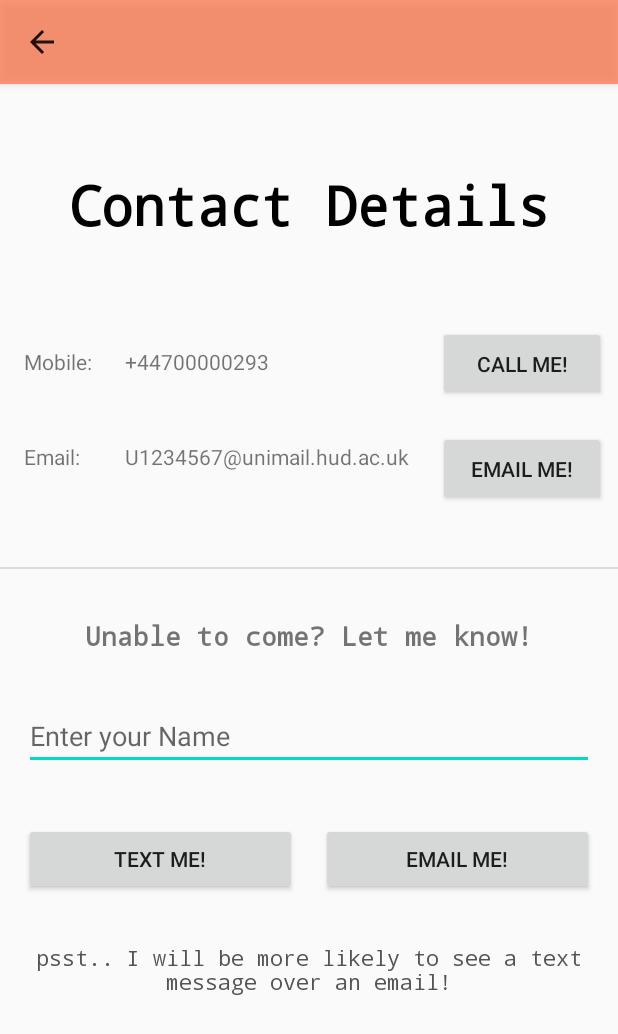
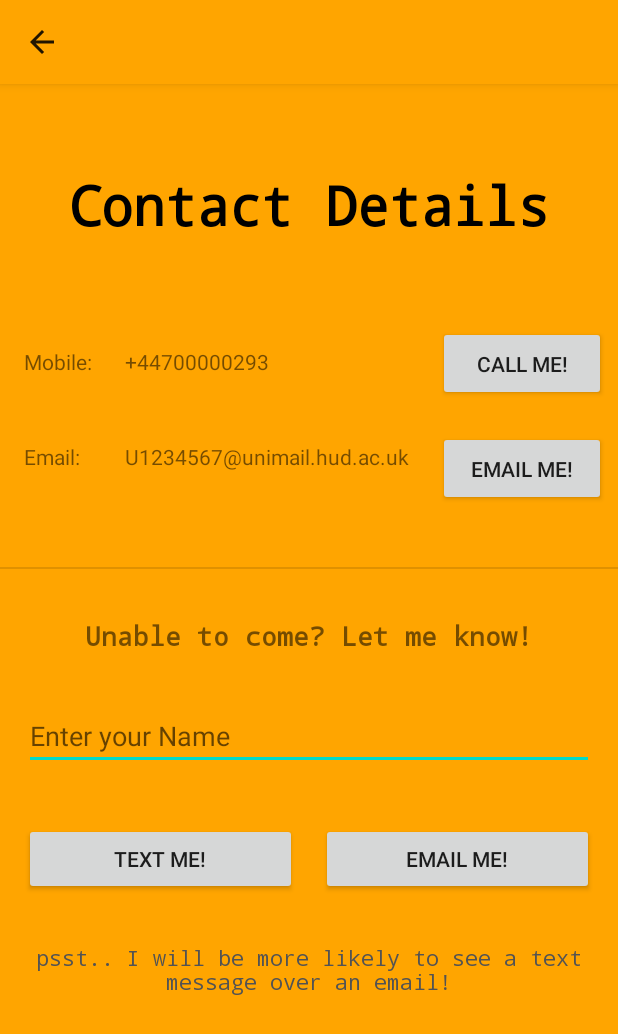
Before and after one commit to Haroon01/BirthdayApp, an Android app: the ContactActivity screen opened directly, with no data from a screen before it, on a phone screen of 412 x 824 dp. Shown: the top 1034 px of the screen. Run offline under Robolectric (Android 15) with nearby library versions, the phone set to English and light mode, and no system bars.

Commit message:
changed bg to orange

```diff
--- a/app/src/main/java/com/haroon/mybirthday/MainActivity.java
+++ b/app/src/main/java/com/haroon/mybirthday/MainActivity.java
@@ -16,8 +16,11 @@ public class MainActivity extends AppCompatActivity {
 
     //TODO: set all titles to @styles/title theme
 
+
     @Override
     protected void onCreate(Bundle savedInstanceState) {
+
+
         super.onCreate(savedInstanceState);
         getWindow().clearFlags(WindowManager.LayoutParams.FLAG_FULLSCREEN);
         setContentView(R.layout.activity_main);
--- a/app/src/main/res/layout/activity_main.xml
+++ b/app/src/main/res/layout/activity_main.xml
@@ -5,6 +5,7 @@
     android:layout_width="match_parent"
     android:layout_height="match_parent"
     tools:context=".MainActivity">
+
 
     <Button
         android:id="@+id/btnLocate"
--- a/app/src/main/res/values/styles.xml
+++ b/app/src/main/res/values/styles.xml
@@ -9,6 +9,7 @@
         <item name="android:windowLayoutInDisplayCutoutMode">shortEdges</item>
         <item name="android:windowTranslucentStatus">true</item>
         <item name="android:windowTranslucentNavigation">true</item>
+        <item name="android:background">@color/orange</item>
     </style>
 
     <style name="AppTheme.NoActionBar">
```
